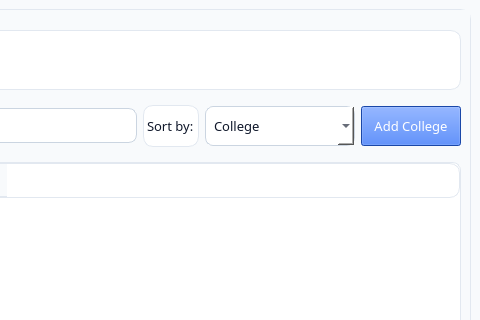
The window that main_window.ui (Seaes24/Student-System-Management) describes before a commit, drawn with Qt 5; both pictures show x 520 to 1000 and y 0 to 320 of the 1000 by 700 pixel window.
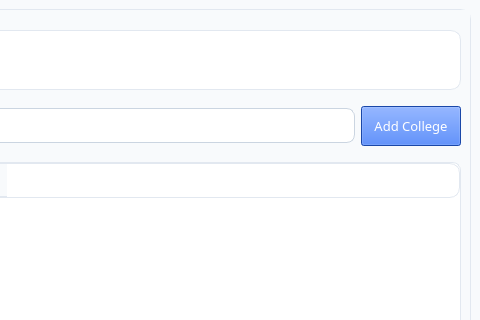
The same window after the commit. The open tabs and pages were chosen to show the change.

Commit message: Auto sort for college

What changed in the file:
```diff
--- a/main_window.ui
+++ b/main_window.ui
@@ -985,28 +985,6 @@
                </property>
               </widget>
              </item>
-             <item>
-              <widget class="QLabel" name="label">
-               <property name="text">
-                <string>Sort by:</string>
-               </property>
-              </widget>
-             </item>
-             <item>
-              <widget class="QComboBox" name="sortComboBox_4">
-               <property name="minimumSize">
-                <size>
-                 <width>150</width>
-                 <height>40</height>
-                </size>
-               </property>
-               <item>
-                <property name="text">
-                 <string>College</string>
-                </property>
-               </item>
-              </widget>
-             </item>
              <item>
               <widget class="QPushButton" name="addCollegeButton">
                <property name="minimumSize">
```
Left out of the diff: 2 changed lines with no effect on the pictures. The commit also changes 6 other files.
